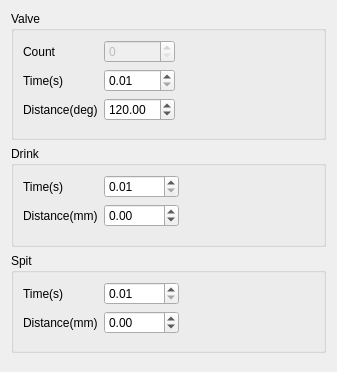
First picture: the form in source/wnd/ui/ipconfig.ui, repository ww4u/megarobostudio, before the edit.
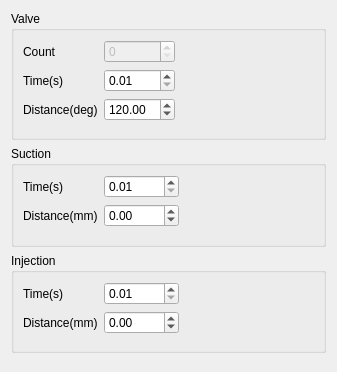
Second picture: the form after the edit.

Patch:
```diff
--- a/source/wnd/ui/ipconfig.ui
+++ b/source/wnd/ui/ipconfig.ui
@@ -103,7 +103,7 @@
    <item>
     <widget class="QGroupBox" name="groupBox">
      <property name="title">
-      <string>Drink</string>
+      <string>Suction</string>
      </property>
      <layout class="QGridLayout" name="gridLayout_2">
       <item row="0" column="0">
@@ -172,7 +172,7 @@
    <item>
     <widget class="QGroupBox" name="groupBox_2">
      <property name="title">
-      <string>Spit</string>
+      <string>Injection</string>
      </property>
      <layout class="QGridLayout" name="gridLayout">
       <item row="0" column="0">
```
